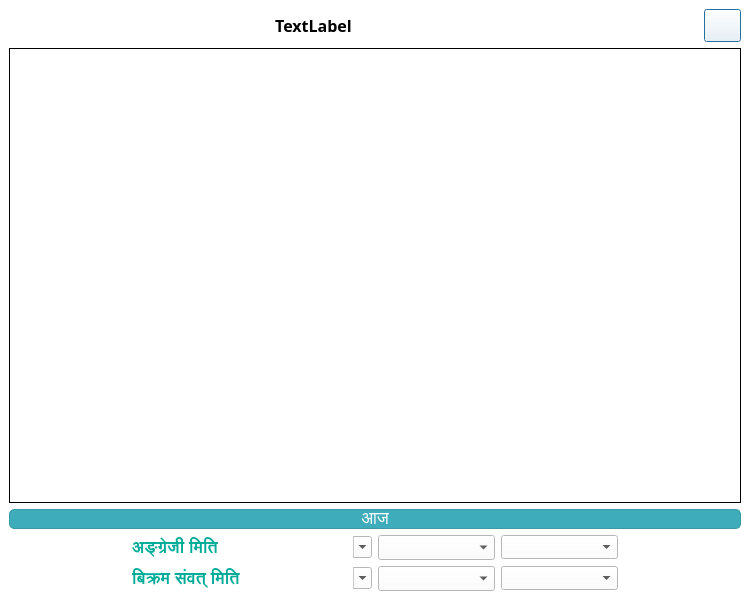
First picture: the form in calendarwindow.ui, repository khumnath/nepdate, before the edit.
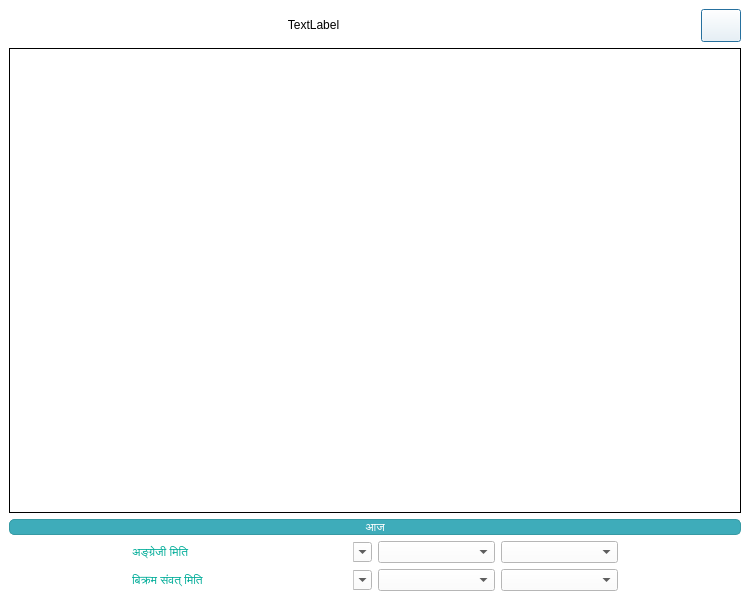
Second picture: the form after the edit. Icons and pictures are not drawn.

```diff
--- a/calendarwindow.ui
+++ b/calendarwindow.ui
@@ -19,12 +19,6 @@
     <verstretch>0</verstretch>
    </sizepolicy>
   </property>
-  <property name="font">
-   <font>
-    <family>Noto Sans Devanagari</family>
-    <pointsize>11</pointsize>
-   </font>
-  </property>
   <property name="focusPolicy">
    <enum>Qt::StrongFocus</enum>
   </property>
@@ -55,13 +49,6 @@
    <layout class="QGridLayout" name="gridLayout">
     <item row="0" column="0" colspan="5">
      <widget class="QLabel" name="output">
-      <property name="font">
-       <font>
-        <family>Laila SemiBold</family>
-        <pointsize>12</pointsize>
-        <bold>true</bold>
-       </font>
-      </property>
       <property name="styleSheet">
        <string notr="true">color: black;</string>
       </property>
@@ -90,11 +77,6 @@
     </item>
     <item row="3" column="3">
      <widget class="QComboBox" name="monthselectAD">
-      <property name="font">
-       <font>
-        <family>Laila</family>
-       </font>
-      </property>
       <property name="maxVisibleItems">
        <number>12</number>
       </property>
@@ -102,11 +84,6 @@
     </item>
     <item row="4" column="2">
      <widget class="QComboBox" name="yearselectBS">
-      <property name="font">
-       <font>
-        <family>Noto Sans Devanagari</family>
-       </font>
-      </property>
       <property name="focusPolicy">
        <enum>Qt::ClickFocus</enum>
       </property>
@@ -120,11 +97,6 @@
     </item>
     <item row="3" column="2">
      <widget class="QComboBox" name="yearselectAD">
-      <property name="font">
-       <font>
-        <family>Noto Sans Devanagari</family>
-       </font>
-      </property>
       <property name="focusPolicy">
        <enum>Qt::WheelFocus</enum>
       </property>
@@ -144,13 +116,6 @@
     </item>
     <item row="3" column="1">
      <widget class="QLabel" name="label">
-      <property name="font">
-       <font>
-        <family>Laila SemiBold</family>
-        <pointsize>13</pointsize>
-        <bold>true</bold>
-       </font>
-      </property>
       <property name="styleSheet">
        <string notr="true">color: #00ac98;</string>
       </property>
@@ -172,11 +137,6 @@
           <height>33</height>
          </size>
         </property>
-        <property name="font">
-         <font>
-          <family>Laila</family>
-         </font>
-        </property>
         <property name="toolTip">
          <string>&lt;p&gt;About the application&lt;/p&gt;</string>
         </property>
@@ -208,11 +168,6 @@
     </item>
     <item row="3" column="4">
      <widget class="QComboBox" name="dayselectAD">
-      <property name="font">
-       <font>
-        <family>Noto Sans Devanagari</family>
-       </font>
-      </property>
       <property name="maxVisibleItems">
        <number>31</number>
       </property>
@@ -418,13 +373,6 @@
     </item>
     <item row="4" column="1">
      <widget class="QLabel" name="label_2">
-      <property name="font">
-       <font>
-        <family>Laila SemiBold</family>
-        <pointsize>13</pointsize>
-        <bold>true</bold>
-       </font>
-      </property>
       <property name="styleSheet">
        <string notr="true">color: #00ac98;</string>
       </property>
@@ -435,12 +383,6 @@
     </item>
     <item row="2" column="0" colspan="6">
      <widget class="QPushButton" name="todayButton">
-      <property name="font">
-       <font>
-        <family>Laila Medium</family>
-        <pointsize>13</pointsize>
-       </font>
-      </property>
       <property name="styleSheet">
        <string notr="true">QPushButton#todayButton {
  color: white;
@@ -471,11 +413,6 @@
     </item>
     <item row="4" column="4">
      <widget class="QComboBox" name="dayselectBS">
-      <property name="font">
-       <font>
-        <family>Noto Sans Devanagari</family>
-       </font>
-      </property>
       <property name="maxVisibleItems">
        <number>31</number>
       </property>
@@ -483,11 +420,6 @@
     </item>
     <item row="4" column="3">
      <widget class="QComboBox" name="monthselectBS">
-      <property name="font">
-       <font>
-        <family>Laila</family>
-       </font>
-      </property>
       <property name="maxVisibleItems">
        <number>12</number>
       </property>
```
